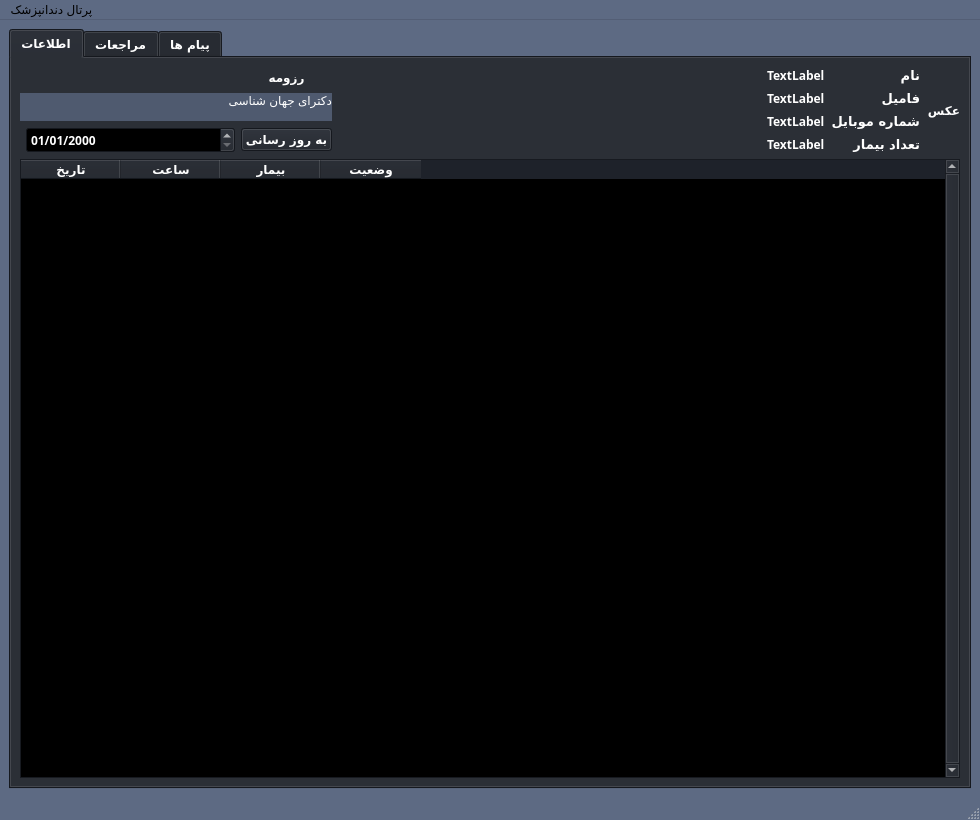
This is forms/DocPortal.ui in elsobhano/python_AP_fina as Qt 5 draws it before an edit. The edited form follows.
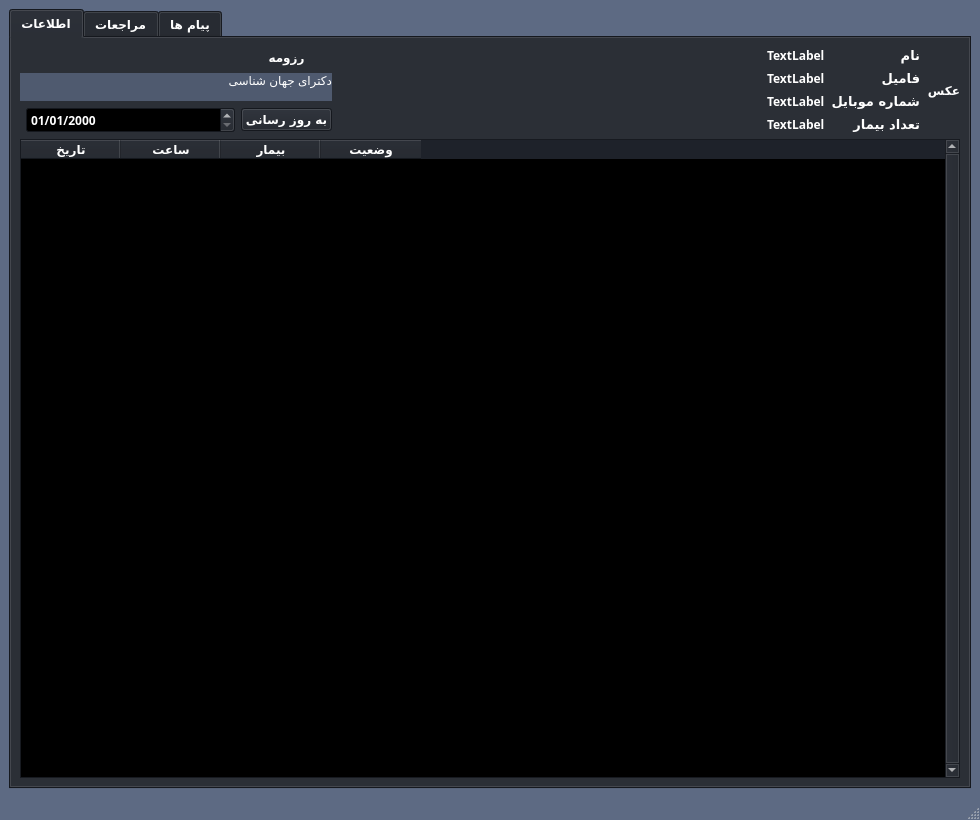
This is the edited form. The open tabs and pages were chosen to show the change.

```diff
--- a/forms/DocPortal.ui
+++ b/forms/DocPortal.ui
@@ -2605,12 +2605,6 @@
      <height>26</height>
     </rect>
    </property>
-   <widget class="QMenu" name="menu">
-    <property name="title">
-     <string>پرتال دندانپزشک</string>
-    </property>
-   </widget>
-   <addaction name="menu"/>
   </widget>
   <widget class="QStatusBar" name="statusbar"/>
  </widget>
```
Left out of the diff: 2 changed lines with no effect on the pictures.
